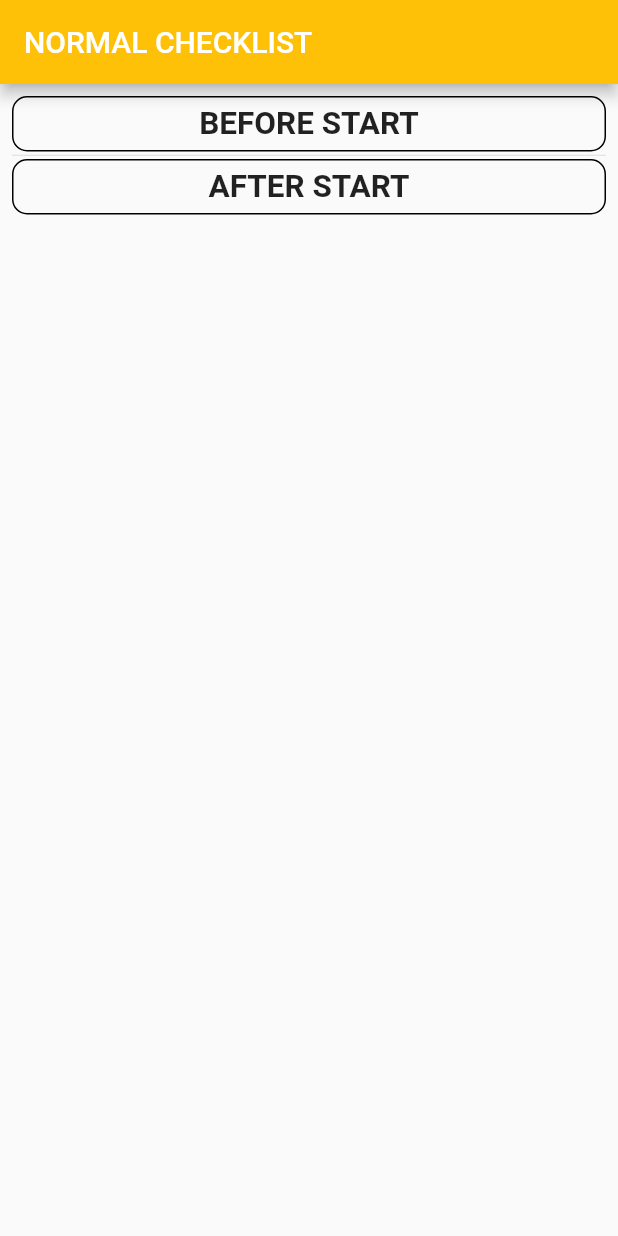
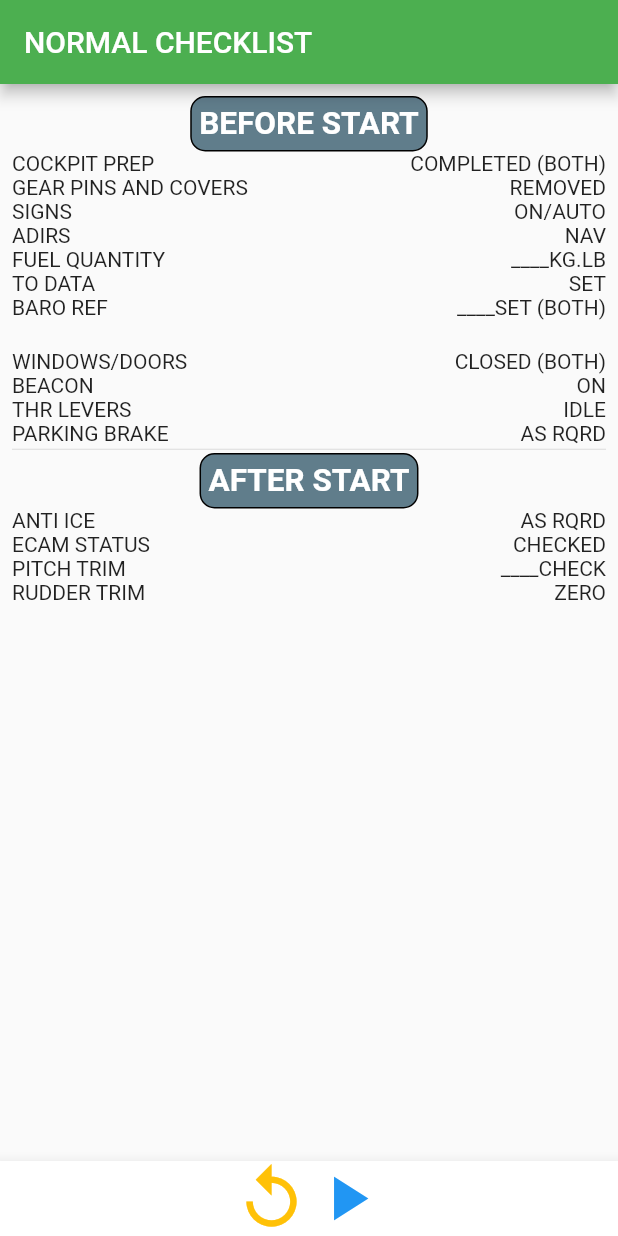
Before and after one commit to Inveniemus/auto_checklist_app, a Flutter app: the screen it shows after launch, on a phone screen of 412 x 824 dp. Run offline on Flutter 3.47's test engine with Material 2 defaults, Android fonts, the phone set to English and light mode, and no system bars.

Commit message:
Initial UI 2

```diff
--- a/lib/presentation/checklist/check_list_page.dart
+++ b/lib/presentation/checklist/check_list_page.dart
@@ -21,7 +21,17 @@ class CheckListPage extends StatelessWidget {
               itemCount: checklist.phases.length,
               itemBuilder: (context, index) =>
                   PhaseWidget(checklist.phases[index])),
-        )
+        ),
+      bottomNavigationBar: BottomAppBar(
+        child: Row(
+          children: [
+            Spacer(),
+            Icon(Icons.replay, size: 50, color: Colors.amber,),
+            Icon(Icons.play_arrow, size: 50, color: Colors.blue,),
+            Spacer()
+          ],
+        ),
+      ),
     );
   }
 }
--- /dev/null
+++ b/lib/presentation/checklist/widgets/phase_item_widgets.dart
@@ -0,0 +1,34 @@
+import 'package:flutter/material.dart';
+
+class PhaseItemWidget extends StatelessWidget {
+  final List<Widget> _children;
+
+  const PhaseItemWidget._(this._children);
+
+  factory PhaseItemWidget.challenge(String challenge, String response,
+      [int indent = 0]) {
+    return PhaseItemWidget._([
+      SizedBox(
+        width: indent * 5.0,
+      ),
+      Text(challenge),
+      const Spacer(),
+      Text(response)
+    ]);
+  }
+
+  factory PhaseItemWidget.line([int indent = 0]) {
+    return PhaseItemWidget._([
+      const Divider(color: Colors.black, height: 20, thickness: 10,),
+    ]);
+  }
+
+  @override
+  Widget build(BuildContext context) {
+    return Container(
+        decoration: BoxDecoration(borderRadius: BorderRadius.circular(3.0)),
+        child: Row(
+          children: _children,
+        ));
+  }
+}
--- a/lib/presentation/checklist/widgets/phase_widget.dart
+++ b/lib/presentation/checklist/widgets/phase_widget.dart
@@ -1,4 +1,10 @@
+import 'package:auto_checklist_app/domain/challenge.dart';
+import 'package:auto_checklist_app/domain/condition.dart';
+import 'package:auto_checklist_app/domain/line.dart';
+import 'package:auto_checklist_app/domain/message.dart' show Message;
 import 'package:auto_checklist_app/domain/phase.dart';
+import 'package:auto_checklist_app/domain/phase_item.dart';
+import 'package:auto_checklist_app/presentation/checklist/widgets/phase_item_widgets.dart';
 import 'package:flutter/material.dart';
 
 class PhaseWidget extends StatelessWidget {
@@ -6,18 +12,40 @@ class PhaseWidget extends StatelessWidget {
 
   const PhaseWidget(this.phase);
 
-  @override
-  Widget build(BuildContext context) {
-    return Container(
+  List<Widget> _buildColumnChildren() {
+    final widgetList = <Widget>[];
+    widgetList.add(Container(
       padding: const EdgeInsets.all(5.0),
       decoration: BoxDecoration(
-          border: Border.all(), borderRadius: BorderRadius.circular(10)),
+          color: Colors.blueGrey,
+          border: Border.all(),
+          borderRadius: BorderRadius.circular(10)),
       child: Text(
         phase.title,
         textScaleFactor: 1.5,
-        style: const TextStyle(fontWeight: FontWeight.bold),
+        style:
+        const TextStyle(fontWeight: FontWeight.bold, color: Colors.white),
         textAlign: TextAlign.center,
       ),
+    ));
+
+    widgetList.addAll(phase.items.map((item) {
+      if (item is Challenge) {
+        return PhaseItemWidget.challenge(
+            item.value, item.response.value, item.indentLength);
+      } else if (item is Line) {
+        return PhaseItemWidget.line(item.indentLength);
+      }
+      return const Text('???');
+    }));
+
+    return widgetList;
+  }
+
+  @override
+  Widget build(BuildContext context) {
+    return Column(
+      children: _buildColumnChildren(),
     );
   }
 }
--- a/lib/presentation/core/auto_check_list_app.dart
+++ b/lib/presentation/core/auto_check_list_app.dart
@@ -38,7 +38,7 @@ class AutoCheckListApp extends StatelessWidget {
   @override
   Widget build(BuildContext context) {
     return MaterialApp(
-        theme: ThemeData.light().copyWith(primaryColor: Colors.amber),
+        theme: ThemeData.light().copyWith(primaryColor: Colors.green),
         home: CheckListPage(exampleCheckList),
     );
   }
```
Also changed, not shown: pubspec.yaml (+5 -20 lines).
